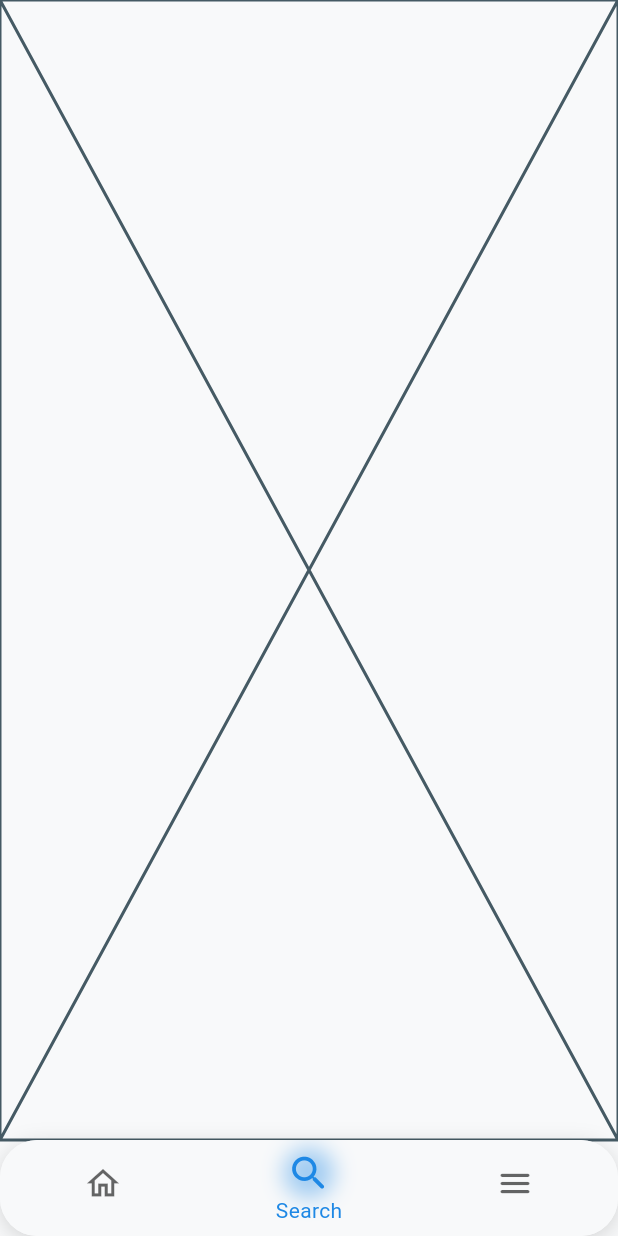
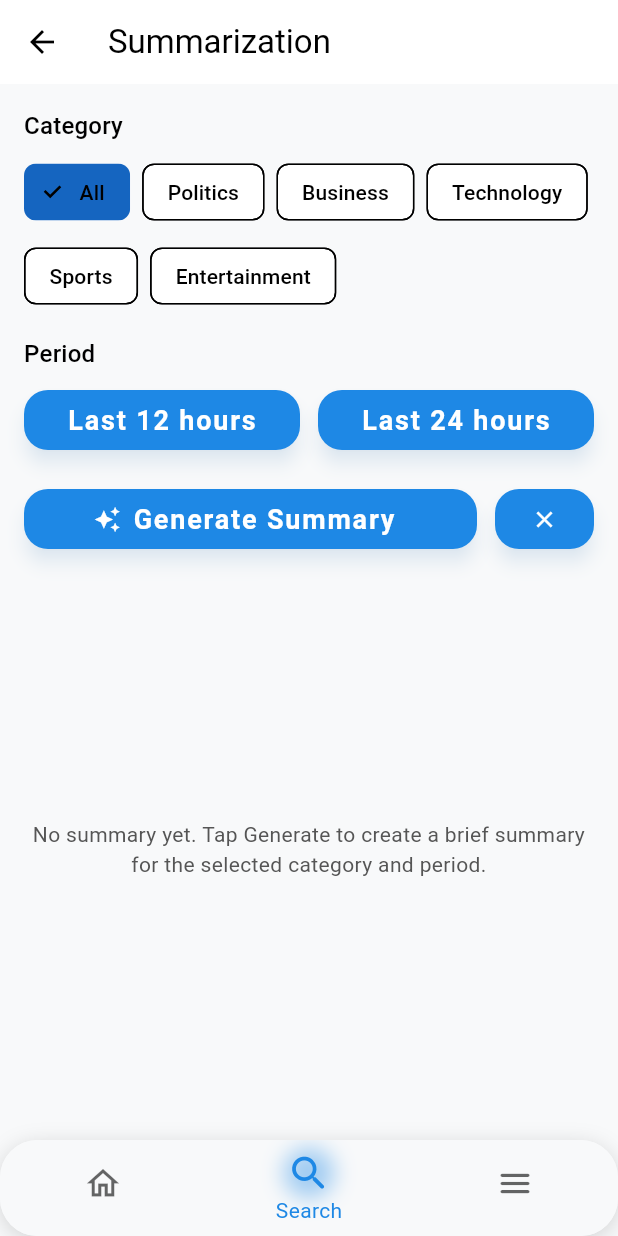
Before and after one commit to mohaaHeiba/Mega-News-App, a Flutter app: the MainLayout screen opened by its route, item 2 of the bottom bar chosen, on a phone screen of 412 x 824 dp. Run offline on Flutter 3.47's test engine with Material 3 defaults, Android fonts, the light colour scheme and no system bars; our stand-ins replace carousel_slider, flutter_dotenv, flutter_gemini, get, get_storage, google_sign_in and 4 more; accounts and stored records are empty; network calls fail.

Commit message:
save this version

```diff
--- a/lib/core/layout/main_layout.dart
+++ b/lib/core/layout/main_layout.dart
@@ -3,7 +3,7 @@ import 'package:get/get.dart';
 import 'package:mega_news_app/core/layout/bottom_nav_bar.dart';
 import 'package:mega_news_app/core/layout/layout_controller.dart';
 import 'package:mega_news_app/features/home/presentation/pages/home_page.dart';
-import 'package:mega_news_app/features/search/search_page.dart';
+import 'package:mega_news_app/features/search/summrization.dart';
 import 'package:mega_news_app/features/settings/presentation/pages/settings_page.dart';
 
 class MainLayout extends StatelessWidget {
@@ -13,7 +13,7 @@ class MainLayout extends StatelessWidget {
   Widget build(BuildContext context) {
     final controller = Get.put(LayoutController());
 
-    final pages = const [HomePage(), SearchPage(), SettingsPage()];
+    final pages = const [HomePage(), Summrization(), SettingsPage()];
 
     return Obx(
       () => Scaffold(
--- /dev/null
+++ b/lib/features/home/data/gemini_remote_data_source.dart
@@ -0,0 +1,30 @@
+import 'package:flutter_gemini/flutter_gemini.dart';
+
+/// Wrapper around the Gemini SDK for generating summaries.
+class GeminiRemoteDataSource {
+  final Gemini _gemini = Gemini.instance;
+
+  GeminiRemoteDataSource({String? apiKey}) {
+    if (apiKey != null && apiKey.isNotEmpty) {
+      Gemini.init(apiKey: apiKey);
+    }
+  }
+
+  /// Generate a summary using the provided prompt.
+  /// Returns the text output or throws an exception on failure.
+  Future<String> generateSummary(String prompt) async {
+    try {
+      final response = await _gemini.text(prompt);
+      if (response?.output != null && response!.output!.isNotEmpty) {
+        return response.output!;
+      } else {
+        throw Exception(
+          'Failed to generate summary: No output text in response.',
+        );
+      }
+    } catch (e) {
+      print('Error in Gemini API call: $e');
+      throw Exception('Failed to communicate with AI model.');
+    }
+  }
+}
--- /dev/null
+++ b/lib/features/home/data/news_data_source.dart
@@ -0,0 +1,6 @@
+import '../domain/entities/article.dart';
+
+/// Simple interface for a news data source.
+abstract class NewsDataSource {
+  Future<List<Article>> fetchTopHeadlines({String category = 'general'});
+}
--- /dev/null
+++ b/lib/features/home/data/news_gnews_service.dart
@@ -0,0 +1,44 @@
+import 'dart:convert';
+import 'package:http/http.dart' as http;
+import 'package:flutter_dotenv/flutter_dotenv.dart';
+import '../domain/entities/article.dart';
+import 'news_data_source.dart';
+
+/// GNews service wrapper. Reads `GNEWS_API_KEY` from the environment (.env).
+/// If the key is missing the service returns an empty list so repository can
+/// continue with other sources.
+class NewsGNewsService implements NewsDataSource {
+  static const String _baseUrl = 'https://gnews.io/api/v4';
+
+  @override
+  Future<List<Article>> fetchTopHeadlines({String category = 'general'}) async {
+    final key = '0c5880b3e409e7fc23abf33424b3e8af' ?? '';
+    if (key.isEmpty) return <Article>[];
+
+    // Map our category to a 'topic' parameter where possible.
+    final topic = (category.isEmpty || category == 'general')
+        ? 'general'
+        : category;
+    final url = Uri.parse(
+      '$_baseUrl/top-headlines?topic=$topic&lang=en&token=$key',
+    );
+
+    final res = await http.get(url);
+    if (res.statusCode == 200) {
+      final data = json.decode(res.body) as Map<String, dynamic>;
+      final List items = data['articles'] ?? [];
+      return items
+          .map<Article>(
+            (a) => Article.fromMap({
+              'title': a['title'] ?? 'No Title',
+              'summary': a['description'] ?? '',
+              'image': a['image'] ?? 'https://picsum.photos/600/350',
+              'time': a['publishedAt'] ?? '',
+            }),
+          )
+          .toList();
+    }
+
+    return <Article>[];
+  }
+}
--- /dev/null
+++ b/lib/features/home/domain/repositories/news_repository.dart
@@ -0,0 +1,5 @@
+import '../../domain/entities/article.dart';
+
+abstract class NewsRepository {
+  Future<List<Article>> fetchTopHeadlines({String category = 'general'});
+}
--- a/lib/features/home/presentation/controller/home_controller.dart
+++ b/lib/features/home/presentation/controller/home_controller.dart
@@ -1,9 +1,13 @@
 import 'package:get/get.dart';
 import 'package:mega_news_app/features/home/data/news_api_service.dart';
+import 'package:mega_news_app/features/home/data/news_api_service_alt.dart';
+import 'package:mega_news_app/features/home/data/news_gnews_service.dart';
+import 'package:mega_news_app/features/home/data/gemini_remote_data_source.dart';
+import 'package:mega_news_app/features/home/data/news_repository_impl.dart';
 import 'package:mega_news_app/features/home/domain/entities/article.dart';
 
 class HomeController extends GetxController {
-  final NewsApiService _newsApi = NewsApiService();
+  late final NewsRepositoryImpl _repo;
 
   var articles = <Article>[].obs;
   var isLoading = false.obs;
@@ -21,13 +25,24 @@ class HomeController extends GetxController {
   @override
   void onInit() {
     super.onInit();
+    // compose multiple data sources
+    _repo = NewsRepositoryImpl([
+      NewsApiService(),
+      NewsApiAltService(),
+      NewsGNewsService(),
+    ]);
+    _gemini = GeminiRemoteDataSource();
     fetchNews();
   }
+
+  late final GeminiRemoteDataSource _gemini;
+  var summary = ''.obs;
+  var isSummarizing = false.obs;
 
   Future<void> fetchNews() async {
     try {
       isLoading.value = true;
-      articles.value = await _newsApi.fetchTopHeadlines(
+      articles.value = await _repo.fetchTopHeadlines(
         category: selectedCategory.value,
       );
     } catch (e) {
@@ -41,4 +56,35 @@ class HomeController extends GetxController {
     selectedCategory.value = newCategory;
     fetchNews();
   }
+
+  /// Generate a summary for the current category over the last [hours] hours.
+  Future<void> summarizeCategory({int hours = 24}) async {
+    try {
+      isSummarizing.value = true;
+      final cat = selectedCategory.value;
+      final prompt = _buildPrompt(cat, hours, articles);
+      final out = await _gemini.generateSummary(prompt);
+      summary.value = out;
+    } catch (e) {
+      summary.value = 'Failed to summarize: $e';
+    } finally {
+      isSummarizing.value = false;
+    }
+  }
+
+  String _buildPrompt(String category, int hours, List<Article> items) {
+    final buffer = StringBuffer();
+    buffer.writeln(
+      'Summarize the most important developments in the $category category over the last $hours hours.',
+    );
+    buffer.writeln(
+      'Provide a concise headline-style summary (3-6 bullets) and a short paragraph explanation for each bullet.',
+    );
+    buffer.writeln('Here are recent article headlines and summaries:');
+    for (final a in items) {
+      buffer.writeln('- ${a.title}: ${a.summary}');
+    }
+    buffer.writeln('Keep it short and neutral.');
+    return buffer.toString();
+  }
 }
--- a/lib/features/search/search_page.dart
+++ /dev/null
@@ -1,10 +0,0 @@
-import 'package:flutter/material.dart';
-
-class SearchPage extends StatelessWidget {
-  const SearchPage({super.key});
-
-  @override
-  Widget build(BuildContext context) {
-    return const Placeholder();
-  }
-}
--- /dev/null
+++ b/lib/features/search/summrization.dart
@@ -0,0 +1,180 @@
+import 'package:flutter/material.dart';
+import 'package:get/get.dart';
+import 'package:flutter/services.dart';
+import 'package:mega_news_app/features/home/presentation/controller/home_controller.dart';
+
+class Summrization extends StatefulWidget {
+  const Summrization({super.key});
+
+  @override
+  State<Summrization> createState() => _SummrizationState();
+}
+
+class _SummrizationState extends State<Summrization> {
+  final HomeController _ctrl = Get.find<HomeController>();
+  int _hours = 24;
+
+  void _requestSummary() async {
+    await _ctrl.summarizeCategory(hours: _hours);
+    // scroll to results or show a SnackBar if needed
+  }
+
+  @override
+  Widget build(BuildContext context) {
+    return Scaffold(
+      appBar: AppBar(title: const Text('Summarization'), elevation: 0),
+      body: Padding(
+        padding: const EdgeInsets.all(16.0),
+        child: Column(
+          crossAxisAlignment: CrossAxisAlignment.start,
+          children: [
+            Text('Category', style: Theme.of(context).textTheme.titleMedium),
+            const SizedBox(height: 8),
+            Obx(() {
+              final cats = _ctrl.categories;
+              final selected = _ctrl.selectedCategory.value;
+              return Wrap(
+                spacing: 8,
+                runSpacing: 8,
+                children: cats.map((c) {
+                  final v = c['value'] as String;
+                  return ChoiceChip(
+                    label: Text(c['label'] as String),
+                    selected: selected == v,
+                    onSelected: (_) => _ctrl.changeCategory(v),
+                  );
+                }).toList(),
+              );
+            }),
+            const SizedBox(height: 16),
+            Text('Period', style: Theme.of(context).textTheme.titleMedium),
+            const SizedBox(height: 8),
+            Row(
+              children: [
+                Expanded(
+                  child: ElevatedButton(
+                    style: ElevatedButton.styleFrom(
+                      backgroundColor: _hours == 12
+                          ? Theme.of(context).colorScheme.primary
+                          : null,
+                    ),
+                    onPressed: () => setState(() => _hours = 12),
+                    child: const Text('Last 12 hours'),
+                  ),
+                ),
+                const SizedBox(width: 12),
+                Expanded(
+                  child: ElevatedButton(
+                    style: ElevatedButton.styleFrom(
+                      backgroundColor: _hours == 24
+                          ? Theme.of(context).colorScheme.primary
+                          : null,
+                    ),
+                    onPressed: () => setState(() => _hours = 24),
+                    child: const Text('Last 24 hours'),
+                  ),
+                ),
+              ],
+            ),
+            const SizedBox(height: 18),
+            Row(
+              children: [
+                Expanded(
+                  child: ElevatedButton.icon(
+                    icon: const Icon(Icons.auto_awesome),
+                    label: Obx(
+                      () => Text(
+                        _ctrl.isSummarizing.value
+                            ? 'Summarizing...'
+                            : 'Generate Summary',
+                      ),
+                    ),
+                    onPressed: _ctrl.isSummarizing.value
+                        ? null
+                        : _requestSummary,
+                  ),
+                ),
+                const SizedBox(width: 12),
+                ElevatedButton(
+                  onPressed: () {
+                    _ctrl.summary.value = '';
+                  },
+                  child: const Icon(Icons.clear),
+                ),
+              ],
+            ),
+            const SizedBox(height: 18),
+            Expanded(
+              child: Obx(() {
+                if (_ctrl.isSummarizing.value) {
+                  return Center(
+                    child: Column(
+                      mainAxisSize: MainAxisSize.min,
+                      children: const [
+                        CircularProgressIndicator(),
+                        SizedBox(height: 12),
+                        Text('Generating summary...'),
+                      ],
+                    ),
+                  );
+                }
+
+                final txt = _ctrl.summary.value;
+                if (txt.isEmpty) {
+                  return Center(
+                    child: Text(
+                      'No summary yet. Tap Generate to create a brief summary for the selected category and period.',
+                      textAlign: TextAlign.center,
+                      style: Theme.of(context).textTheme.bodyMedium,
+                    ),
+                  );
+                }
+
+                return SingleChildScrollView(
+                  child: Card(
+                    elevation: 2,
+                    shape: RoundedRectangleBorder(
+                      borderRadius: BorderRadius.circular(12),
+                    ),
+                    child: Padding(
+                      padding: const EdgeInsets.all(16.0),
+                      child: Column(
+                        crossAxisAlignment: CrossAxisAlignment.stretch,
+                        children: [
+                          Row(
+                            crossAxisAlignment: CrossAxisAlignment.start,
+                            children: [Expanded(child: SelectableText(txt))],
+                          ),
+                          const SizedBox(height: 12),
+                          Row(
+                            mainAxisAlignment: MainAxisAlignment.end,
+                            children: [
+                              TextButton.icon(
+                                onPressed: () {
+                                  Clipboard.setData(ClipboardData(text: txt));
+                                  ScaffoldMessenger.of(context).showSnackBar(
+                                    const SnackBar(
+                                      content: Text(
+                                        'Copied summary to clipboard',
+                                      ),
+                                    ),
+                                  );
+                                },
+                                icon: const Icon(Icons.copy),
+                                label: const Text('Copy'),
+                              ),
+                            ],
+                          ),
+                        ],
+                      ),
+                    ),
+                  ),
+                );
+              }),
+            ),
+          ],
+        ),
+      ),
+    );
+  }
+}
--- a/lib/main.dart
+++ b/lib/main.dart
@@ -1,5 +1,6 @@
 import 'package:flutter/material.dart';
 import 'package:flutter_dotenv/flutter_dotenv.dart';
+import 'package:flutter_gemini/flutter_gemini.dart';
 import 'package:get/get.dart';
 import 'package:get_storage/get_storage.dart';
 import 'package:mega_news_app/app.dart';
@@ -13,6 +14,8 @@ Future<void> main() async {
   await dotenv.load(fileName: ".env");
 
   //init supabase
+  Gemini.init(apiKey: 'AIzaSyAMwbfHljjA7_KbeGGNgCmi4t1BMqfb6Zs');
+
   await Supabase.initialize(
     url: dotenv.env['SUPABASE_URL']!,
     anonKey: dotenv.env['SUPABASE_APIKEY']!,
--- a/pubspec.yaml
+++ b/pubspec.yaml
@@ -46,6 +46,7 @@ dependencies:
   shimmer: ^2.0.0
   carousel_slider: ^5.1.1
   speech_to_text: ^7.3.0
+  flutter_gemini: ^3.0.0
 
 
 dev_dependencies:
```
Also changed, not shown: lib/features/home/data/news_api_service.dart (+10 -6 lines), lib/features/home/data/news_api_service_alt.dart (added, +50 -0 lines), lib/features/home/data/news_repository_impl.dart (added, +52 -0 lines), lib/features/home/presentation/pages/article_detail_page.dart (added, +93 -0 lines), lib/features/home/presentation/widgets/article_tile.dart (+20 -6 lines), lib/features/home/presentation/widgets/search_box.dart (+5 -13 lines), lib/features/show News/presentation/page/show_search_page.dart (added, +153 -0 lines), pubspec.lock.
